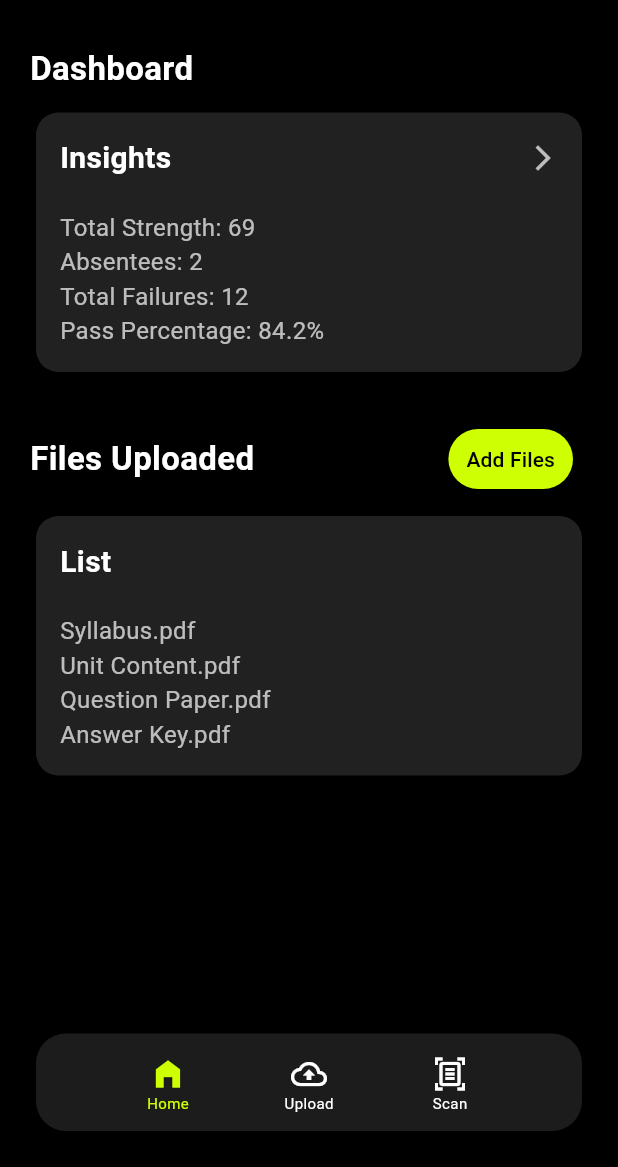
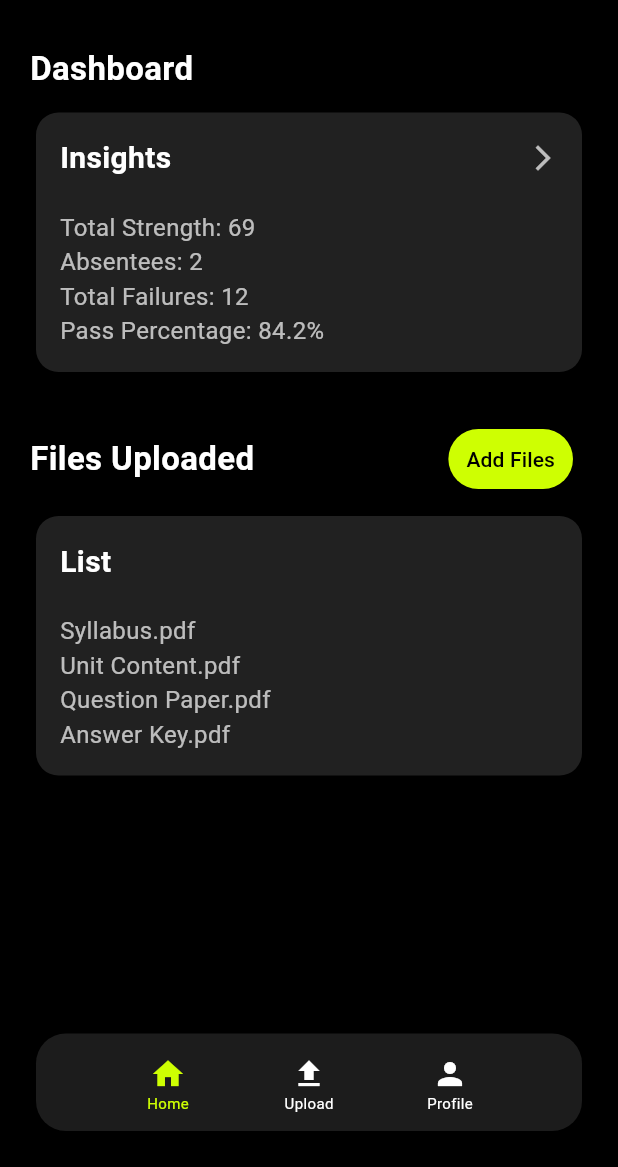
Before and after one commit to Aaron-Chacko/GradiFi, a Flutter app: the screen it shows after launch, after a tap on "Add Files", on a phone screen of 412 x 824 dp, the part 69-1236 px from its top. Run offline on Flutter 3.47's test engine with Material 3 defaults, Android fonts, the phone set to English and light mode, and no system bars.

Commit message:
Enabled navigation to upload_landing page
Using Bottom nav bar

```diff
--- a/lib/screens/home_page.dart
+++ b/lib/screens/home_page.dart
@@ -1,4 +1,5 @@
 import 'package:flutter/material.dart';
+import 'package:gradifi/screens/upload_landing.dart';
 
 class HomePage extends StatefulWidget {
   const HomePage({super.key});
@@ -62,9 +63,11 @@ class _HomePageState extends State<HomePage> {
             ),
           ),
           const SizedBox(height: 10),
+
           Padding(
             padding: const EdgeInsets.symmetric(horizontal: 20),
-            child: Card( //---------------------------------------card one----------------------------
+            child: Card(
+              //---------------------------------------card one----------------------------
               color: Colors.grey[900],
               shape: RoundedRectangleBorder(
                 borderRadius: BorderRadius.circular(15),
@@ -133,12 +136,12 @@ Pass Percentage: 84.2%''',
                 Spacer(),
                 TextButton(
                   onPressed: () {},
+                  style: TextButton.styleFrom(
+                    backgroundColor: const Color(0xFFCEFF02),
+                  ),
                   child: const Text(
                     "Add Files",
                     style: TextStyle(color: Colors.black),
-                  ),
-                  style: TextButton.styleFrom(
-                    backgroundColor: const Color(0xFFCEFF02),
                   ),
                 ),
                 const SizedBox(width: 10),
@@ -149,8 +152,11 @@ Pass Percentage: 84.2%''',
           Padding(
             padding: const EdgeInsets.symmetric(horizontal: 20),
             child: SizedBox(
-    width: double.infinity, // Makes the card stretch to full width (minus padding)
-    child: Card( //----------------------------------second card----------------------------------------
+              width:
+                  double
+                      .infinity, // Makes the card stretch to full width (minus padding)
+              child: Card(
+                //----------------------------------second card----------------------------------------
                 color: Colors.grey[900],
                 shape: RoundedRectangleBorder(
                   borderRadius: BorderRadius.circular(15),
@@ -173,9 +179,7 @@ Pass Percentage: 84.2%''',
                       Text('''Syllabus.pdf
 Unit Content.pdf
 Question Paper.pdf
-Answer Key.pdf''',
-              style: TextStyle(fontSize: 16, color: Colors.white70),
-            ),
+Answer Key.pdf''', style: TextStyle(fontSize: 16, color: Colors.white70)),
                     ],
                   ),
                 ),
@@ -189,7 +193,18 @@ Answer Key.pdf''',
     );
   }
 
+  List<IconData> navIcons = [
+  Icons.home,
+  Icons.upload, // Keep as it is
+  Icons.person, // Change Scan icon to User icon
+];
+List<String> navTitles = [
+  "Home",
+  "Upload",
+  "Profile", // Change "Scan" to "Profile"
+];
   Widget _navBar() {
+    //----------------------------------------bottom nav bar--------------------------------
     return Container(
       height: 65,
       margin: EdgeInsets.only(right: 24, left: 24, bottom: 24),
@@ -211,7 +226,18 @@ Answer Key.pdf''',
                     setState(() {
                       selectedIndex = index;
                     });
+
+                    if (index == 1) {
+                      // "Upload" button tapped
+                      Navigator.push(
+                        context,
+                        MaterialPageRoute(
+                          builder: (context) => UploadLandingPage(),
+                        ),
+                      );
+                    }
                   },
+
                   child: Column(
                     children: [
                       Container(
```
Lines whose indentation alone changed are shown as unchanged.
